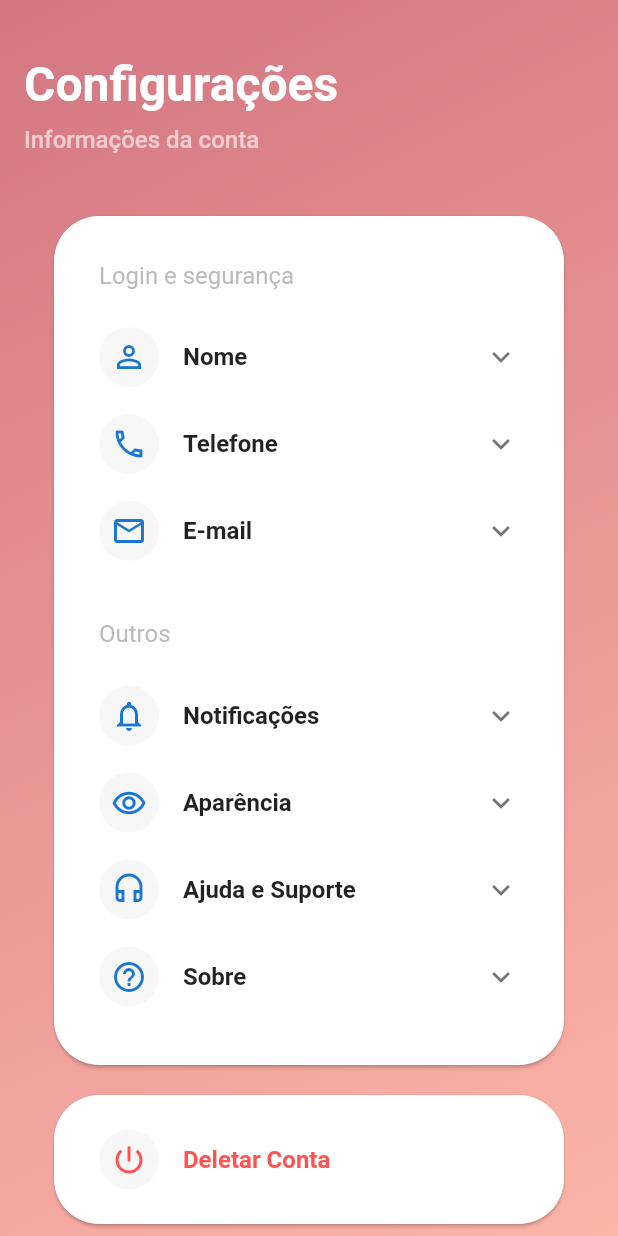
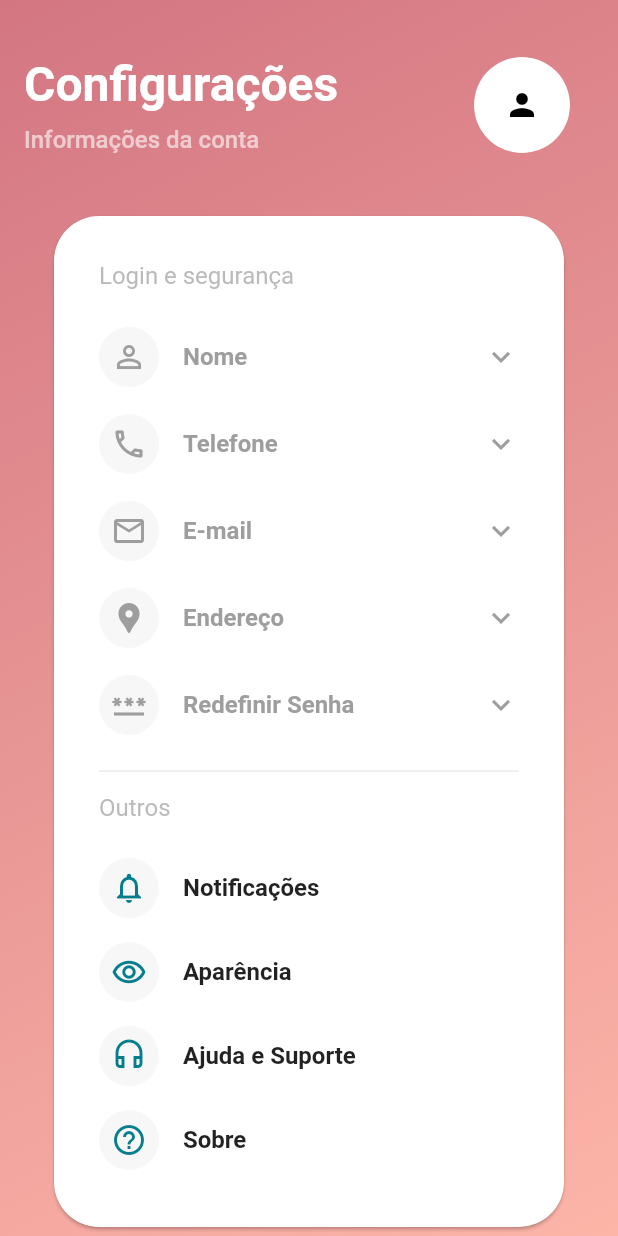
Before and after one commit to GustavoNeri02/loja_virtual, a Flutter app: the screen it shows after launch, in the side drawer, after a tap on the "settings" icon, on a phone screen of 412 x 824 dp. Run offline on Flutter 3.47's test engine with Material 2 defaults, Android fonts, the phone set to English and light mode, and no system bars; our stand-ins replace carousel_pro, cloud_firestore, firebase_auth, transparent_image; accounts and stored records are empty.

Commit message:
Colocando funcionalidades e personalização à tela de Configurações

```diff
--- a/lib/screens/settings_screen.dart
+++ b/lib/screens/settings_screen.dart
@@ -1,6 +1,8 @@
 import 'package:flutter/material.dart';
 import 'package:loja_virtual/models/user_model.dart';
-import 'package:loja_virtual/widgets/config_exp_tile.dart';
+import 'package:loja_virtual/widgets/config_list_tile.dart';
+import 'package:loja_virtual/widgets/config_singular_list_tile.dart';
+import 'package:loja_virtual/widgets/config_user_exp_tile.dart';
 
 class SettingsScreen extends StatelessWidget {
   const SettingsScreen({Key? key}) : super(key: key);
@@ -26,7 +28,10 @@ class SettingsScreen extends StatelessWidget {
           shadowColor: Colors.transparent,
           leading: Container(),
           leadingWidth: 0,
-          title: Column(
+          title: Row(
+            mainAxisAlignment: MainAxisAlignment.spaceBetween,
+            children: [
+              Column(
                 crossAxisAlignment: CrossAxisAlignment.start,
                 mainAxisAlignment: MainAxisAlignment.end,
                 children: [
@@ -47,6 +52,28 @@ class SettingsScreen extends StatelessWidget {
                       color: Colors.white.withOpacity(0.6),
                     ),
                   ),
+                ],
+              ),
+              Padding(
+                padding: const EdgeInsets.only(right: 16.0),
+                child: ClipRRect(
+                  borderRadius: BorderRadius.all(Radius.circular(30)),
+                  child: CircleAvatar(
+                    radius: 32,
+                    backgroundColor: Colors.white,
+                    child: UserModel.of(context).isLoggedIn() &&
+                            UserModel.of(context).userData["image"] != null
+                        ? Image.network(
+                            UserModel.of(context).userData["image"],
+                            fit: BoxFit.cover,
+                          )
+                        : Icon(
+                            Icons.person,
+                            color: Colors.black,
+                          ),
+                  ),
+                ),
+              )
             ],
           ),
         ),
@@ -76,11 +103,14 @@ class SettingsScreen extends StatelessWidget {
                           SizedBox(
                             height: 16,
                           ),
-                          ConfigExpTile(Icons.person_outline, "Nome"),
-                          ConfigExpTile(Icons.phone_outlined, "Telefone"),
-                          ConfigExpTile(Icons.email_outlined, "E-mail"),
+                          ConfigUserExpTile(Icons.person_outline, "Nome"),
+                          ConfigUserExpTile(Icons.phone_outlined, "Telefone"),
+                          ConfigUserExpTile(Icons.email_outlined, "E-mail"),
+                          ConfigUserExpTile(Icons.location_pin, "Endereço"),
+                          ConfigUserExpTile(Icons.password, "Redefinir Senha"),
                           SizedBox(
                             height: 30,
+                            child: Divider(),
                           ),
                           Text(
                             "Outros",
@@ -92,13 +122,13 @@ class SettingsScreen extends StatelessWidget {
                           SizedBox(
                             height: 16,
                           ),
-                          ConfigExpTile(
-                              Icons.notifications_outlined, "Notificações"),
-                          ConfigExpTile(
-                              Icons.remove_red_eye_outlined, "Aparência"),
-                          ConfigExpTile(
-                              Icons.headset_outlined, "Ajuda e Suporte"),
-                          ConfigExpTile(Icons.help_outline, "Sobre"),
+                          ConfigListTile(Icons.notifications_outlined,
+                              "Notificações", () {}),
+                          ConfigListTile(Icons.remove_red_eye_outlined,
+                              "Aparência", () {}),
+                          ConfigListTile(
+                              Icons.headset_outlined, "Ajuda e Suporte", () {}),
+                          ConfigListTile(Icons.help_outline, "Sobre", () {}),
                         ],
                       ),
                     ),
@@ -107,49 +137,7 @@ class SettingsScreen extends StatelessWidget {
                 SizedBox(
                   height: 12,
                 ),
-                InkWell(
-                  borderRadius: BorderRadius.circular(30.0),
-                  splashColor: Colors.red,
-                  highlightColor: Colors.transparent,
-                  child: Card(
-                    shape: RoundedRectangleBorder(
-                      borderRadius: BorderRadius.circular(30.0),
-                    ),
-                    child: SingleChildScrollView(
-                      child: Padding(
-                        padding: const EdgeInsets.symmetric(
-                            horizontal: 30, vertical: 15),
-                        child: Column(
-                          crossAxisAlignment: CrossAxisAlignment.stretch,
-                          children: [
-                            ListTileTheme(
-                              contentPadding: EdgeInsets.zero,
-                              child: ListTile(
-                                leading: CircleAvatar(
-                                    child: Icon(
-                                      Icons.power_settings_new,
-                                      color: Colors.redAccent,
-                                    ),
-                                    backgroundColor:
-                                        Colors.grey.withOpacity(0.08)),
-                                title: Text(
-                                  "Deletar Conta",
-                                  style: TextStyle(
-                                    fontWeight: FontWeight.w600,
-                                    color: Colors.redAccent,
-                                  ),
-                                ),
-                              ),
-                            ),
-                          ],
-                        ),
-                      ),
-                    ),
-                  ),
-                  onTap: UserModel.of(context).firebaseUser == null ? () {
-                    UserModel.of(context).firebaseUser!.delete();
-                  } : null,
-                ),
+                ConfigSingularListTile(),
               ],
             ),
           ),
--- a/lib/widgets/config_exp_tile.dart
+++ /dev/null
@@ -1,74 +0,0 @@
-import 'package:flutter/material.dart';
-import 'package:loja_virtual/models/user_model.dart';
-import 'package:scoped_model/scoped_model.dart';
-
-class ConfigExpTile extends StatelessWidget {
-  IconData icon;
-  String title;
-
-  ConfigExpTile(this.icon, this.title);
-
-  @override
-  Widget build(BuildContext context) {
-    return ScopedModelDescendant<UserModel>(
-      builder: (context, child, model) {
-        String? valueText;
-
-        switch (title) {
-          case "Nome":
-            valueText = model.userData["name"];
-            break;
-
-          case "Telefone":
-            if (model.userData["phone"] == null) {
-              valueText = "Adicione um novo número de telefone!";
-            } else {
-              valueText = model.userData["phone"];
-            }
-
-            break;
-
-          case "E-mail":
-            valueText = model.userData["email"];
-            break;
-
-          default:
-            valueText = "";
-            break;
-        }
-
-        return Theme(
-          data: Theme.of(context).copyWith(dividerColor: Colors.transparent),
-          child: ListTileTheme(
-            contentPadding: EdgeInsets.zero,
-            child: ExpansionTile(
-              title: Text(this.title,
-                  style: TextStyle(fontWeight: FontWeight.w600)),
-              leading: CircleAvatar(
-                child: Icon(icon),
-                backgroundColor: Colors.grey.withOpacity(0.08),
-              ),
-              children: [
-                Padding(
-                  padding: EdgeInsets.all(8),
-                  child: TextFormField(
-                    decoration: InputDecoration(
-                      border: OutlineInputBorder(),
-                      hintText: valueText,
-                    ),
-                    initialValue: "",
-                    //model.userData[title],
-                    onFieldSubmitted: (text) {},
-                    onTap: () {
-                      print(model.userData);
-                    },
-                  ),
-                )
-              ],
-            ),
-          ),
-        );
-      },
-    );
-  }
-}
--- /dev/null
+++ b/lib/widgets/config_list_tile.dart
@@ -0,0 +1,36 @@
+import 'package:flutter/material.dart';
+
+class ConfigListTile extends StatelessWidget {
+  IconData icon;
+  String title;
+  VoidCallback? _function;
+
+  ConfigListTile(this.icon, this.title, this._function);
+
+  @override
+  Widget build(BuildContext context) {
+    return InkWell(
+      borderRadius: BorderRadius.circular(30.0),
+      highlightColor: Colors.transparent,
+      child: Column(
+        crossAxisAlignment: CrossAxisAlignment.stretch,
+        children: [
+          ListTileTheme(
+            contentPadding: EdgeInsets.zero,
+            child: ListTile(
+              leading: CircleAvatar(
+                  child: Icon(icon, color: Theme.of(context).primaryColor,),
+                  backgroundColor:
+                  Colors.grey.withOpacity(0.08)),
+              title: Text(
+                title,
+                style: TextStyle(fontWeight: FontWeight.w600,),
+              ),
+            ),
+          ),
+        ],
+      ),
+      onTap: _function,
+    );
+  }
+}
--- /dev/null
+++ b/lib/widgets/config_singular_list_tile.dart
@@ -0,0 +1,98 @@
+import 'package:flutter/material.dart';
+import 'package:loja_virtual/models/user_model.dart';
+import 'package:loja_virtual/screens/login_screen.dart';
+
+class ConfigSingularListTile extends StatelessWidget {
+  const ConfigSingularListTile({Key? key}) : super(key: key);
+
+  @override
+  Widget build(BuildContext context) {
+    bool _islogged = UserModel.of(context).isLoggedIn();
+
+    return InkWell(
+      borderRadius: BorderRadius.circular(30.0),
+      splashColor: Colors.red,
+      highlightColor: Colors.transparent,
+      child: Card(
+        shape: RoundedRectangleBorder(
+          borderRadius: BorderRadius.circular(30.0),
+        ),
+        child: SingleChildScrollView(
+          child: Padding(
+            padding: const EdgeInsets.symmetric(
+                horizontal: 30, vertical: 15),
+            child: Column(
+              crossAxisAlignment: CrossAxisAlignment.stretch,
+              children: [
+                ListTileTheme(
+                  contentPadding: EdgeInsets.zero,
+                  child: ListTile(
+                    leading: CircleAvatar(
+                        child: Icon(
+                          _islogged? Icons.power_settings_new : Icons.login,
+                          color: _islogged? Colors.redAccent : Colors.green,
+                        ),
+                        backgroundColor:
+                        Colors.grey.withOpacity(0.08)),
+                    title: Text(
+                      _islogged ? "Deletar Conta" : "Clique para entrar!",
+                      style: TextStyle(
+                        fontWeight: FontWeight.w600,
+                        color: _islogged? Colors.redAccent : Colors.black ,
+                      ),
+                    ),
+                  ),
+                ),
+              ],
+            ),
+          ),
+        ),
+      ),
+      onTap: _islogged ?
+          () {
+            showDialog(
+              context: context,
+              builder: (context) => AlertDialog(
+                title: Wrap(children: [
+                  Text("Deseja deletar sua conta"),
+                  Text("permanentemente",
+                    style: TextStyle(color: Colors.redAccent),),
+                  Text("?")
+                ]),
+                content: Column(
+                  mainAxisSize: MainAxisSize.min,
+                  children: [
+                    Text("Digite as seguintes palavras:"),
+                    Text("\"Deletar minha conta\"",
+                      style: TextStyle(fontWeight: FontWeight.bold),
+                    ),
+                  ],
+                ),
+                actions: [
+                  TextFormField(
+
+                    decoration: InputDecoration(
+                      labelText: "Deletar minha conta",
+                      border: OutlineInputBorder(),
+                    ),
+                    onFieldSubmitted: (text){
+                      if(text == "Deletar minha conta"){
+                        UserModel.of(context).firebaseUser!.delete();
+                        ScaffoldMessenger.of(context).showSnackBar(SnackBar(
+                          content: Text("Sua conta foi Deletada!"),
+                          backgroundColor: Theme.of(context).primaryColor,
+                          duration: Duration(seconds: 2),
+                        ));
+                        Navigator.of(context).pop();
+                      }
+                    },
+                  )
+                ],
+              ),
+            );
+          }
+          : (){Navigator.of(context).push(MaterialPageRoute(
+        builder:(context) => LoginScreen()));},
+    );
+  }
+}
--- /dev/null
+++ b/lib/widgets/config_user_exp_tile.dart
@@ -0,0 +1,153 @@
+import 'package:cloud_firestore/cloud_firestore.dart';
+import 'package:flutter/material.dart';
+import 'package:loja_virtual/models/user_model.dart';
+import 'package:scoped_model/scoped_model.dart';
+
+class ConfigUserExpTile extends StatelessWidget {
+  IconData icon;
+  String title;
+
+  ConfigUserExpTile(this.icon, this.title);
+
+  @override
+  Widget build(BuildContext context) {
+    return ScopedModelDescendant<UserModel>(
+      builder: (context, child, model) {
+        String? _valueText;
+        Color _iconColor = model.isLoggedIn()? Theme.of(context).primaryColor: Colors.grey;
+        Color _textColor = model.isLoggedIn()? Colors.black: Colors.grey;
+        bool _block = !model.isLoggedIn();
+        Function(String)? _function;
+
+
+        switch (title) {
+          case "Nome":
+            _valueText = model.userData["name"];
+            _function = (newName) {
+              Firestore.instance.collection("Users").document(
+                UserModel.of(context).firebaseUser!.uid.toString()
+              ).updateData({"name": newName});
+              ScaffoldMessenger.of(context).showSnackBar(SnackBar(
+                content: Text("Nome Atualizado!"),
+                backgroundColor: Theme.of(context).primaryColor,
+                duration: Duration(seconds: 2),
+              ));
+            };
+            break;
+
+          case "Telefone":
+            if (model.userData["phone"] == null) {
+              _valueText = "";
+            } else {
+              _valueText = model.userData["phone"];
+            }
+            _function = (newPhone) {
+              Firestore.instance.collection("Users").document(
+                  UserModel.of(context).firebaseUser!.uid.toString()
+              ).updateData({"phone": newPhone});
+              ScaffoldMessenger.of(context).showSnackBar(SnackBar(
+                content: Text("Telefone Atualizado!"),
+                backgroundColor: Theme.of(context).primaryColor,
+                duration: Duration(seconds: 2),
+              ));
+            };
+
+            break;
+
+          case "E-mail":
+            _valueText = model.userData["email"];
+            break;
+
+          case "Endereço":
+            _valueText = model.userData["adress"];
+            _function = (newAdress) {
+              Firestore.instance.collection("Users").document(
+                  UserModel.of(context).firebaseUser!.uid.toString()
+              ).updateData({"adress": newAdress});
+              ScaffoldMessenger.of(context).showSnackBar(SnackBar(
+                content: Text("Endereço Atualizado!"),
+                backgroundColor: Theme.of(context).primaryColor,
+                duration: Duration(seconds: 2),
+              ));
+            };
+            break;
+
+          case "senha":
+            _valueText = "";
+            _function = (newPassword) {
+              UserModel.of(context).firebaseUser!.updatePassword(newPassword);
+              ScaffoldMessenger.of(context).showSnackBar(SnackBar(
+                content: Text("Senha Atualizada!"),
+                backgroundColor: Theme.of(context).primaryColor,
+                duration: Duration(seconds: 2),
+              ));
+            };
+            break;
+          default:
+            _valueText = "";
+            _function = (text){};
+            break;
+        }
+
+        return Theme(
+          data: Theme.of(context).copyWith(dividerColor: Colors.transparent),
+          child: ListTileTheme(
+            shape: RoundedRectangleBorder(
+              borderRadius: BorderRadius.circular(30.0),
+            ),
+            contentPadding: EdgeInsets.zero,
+            child: IgnorePointer(
+              ignoring: _block,
+              child: ExpansionTile(
+                title: Text(this.title,
+                    style: TextStyle(fontWeight: FontWeight.w600)),
+                leading: CircleAvatar(
+                  child: Icon(icon, color: _iconColor,),
+                  backgroundColor: Colors.grey.withOpacity(0.08),
+                ),
+                collapsedTextColor: _textColor,
+                iconColor: _textColor,
+                collapsedIconColor: _textColor,
+                textColor: _textColor,
+                children: [
+                  Padding(
+                    padding: EdgeInsets.all(8),
+                    child: title != "Endereço" ? TextFormField(
+                      decoration: InputDecoration(
+                        labelText: title
+                      ),
+                      initialValue: _valueText,
+                      //model.userData[title],
+                      onFieldSubmitted: (text) => _function!(text),
+                    )
+                    :
+                    Column(
+                      children: [
+                        TextFormField(
+                          decoration: InputDecoration(
+                            labelText: "Nome do remetente",
+                          ),
+                          initialValue: model.userData["name"],
+                          //model.userData[title],
+                          onFieldSubmitted: (text) {},
+                        ),
+                        TextFormField(
+                          decoration: InputDecoration(
+                            labelText: "Endereço",
+                          ),
+                          initialValue: _valueText,
+                          //model.userData[title],
+                          onFieldSubmitted: (text) {}
+                        )
+                      ],
+                    ),
+                  )
+                ],
+              ),
+            ),
+          ),
+        );
+      },
+    );
+  }
+}
```
Lines whose indentation alone changed are shown as unchanged.
